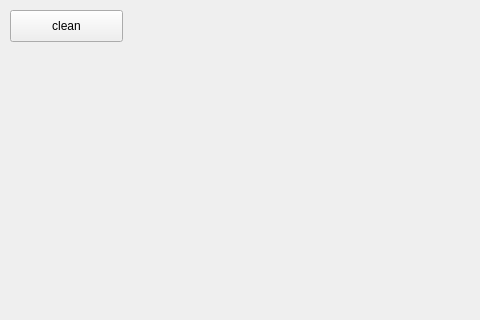
UladBohdan/bsu, file 7-computer-graphics/4-jarvis-hull/mainwindow.ui: the form before one commit; both pictures show x 0 to 480 and y 0 to 320 of the 695 by 416 pixel window.
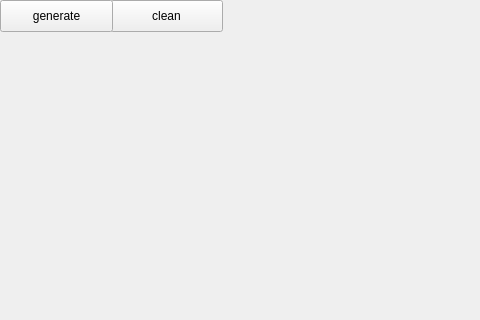
The form after the commit.

Patch:
```diff
--- a/7-computer-graphics/4-jarvis-hull/mainwindow.ui
+++ b/7-computer-graphics/4-jarvis-hull/mainwindow.ui
@@ -17,8 +17,8 @@
    <widget class="QPushButton" name="cleanButton">
     <property name="geometry">
      <rect>
-      <x>10</x>
-      <y>10</y>
+      <x>110</x>
+      <y>0</y>
       <width>113</width>
       <height>32</height>
      </rect>
@@ -27,6 +27,19 @@
      <string>clean</string>
     </property>
    </widget>
+   <widget class="QPushButton" name="generateButton">
+    <property name="geometry">
+     <rect>
+      <x>0</x>
+      <y>0</y>
+      <width>113</width>
+      <height>32</height>
+     </rect>
+    </property>
+    <property name="text">
+     <string>generate</string>
+    </property>
+   </widget>
   </widget>
   <widget class="QMenuBar" name="menuBar">
    <property name="geometry">
```
